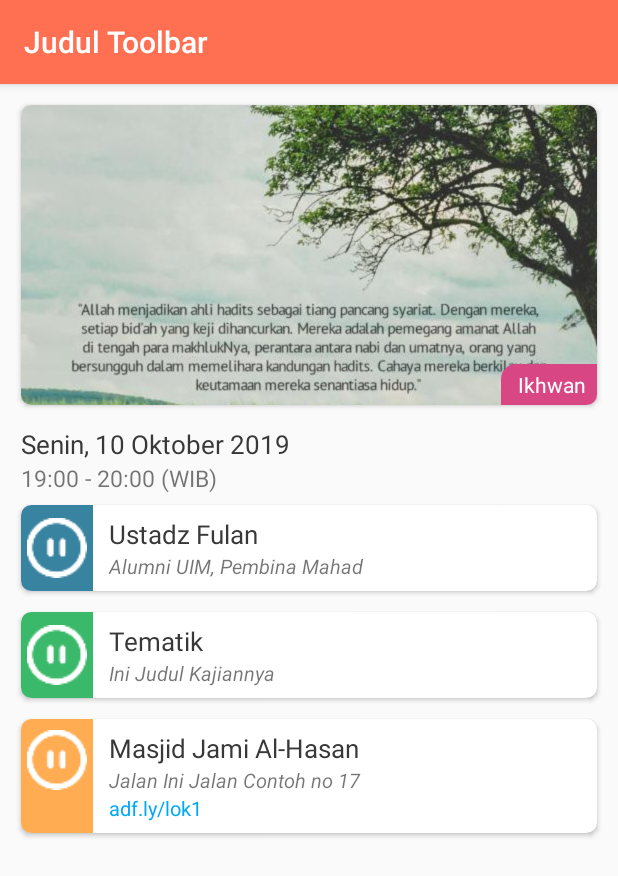
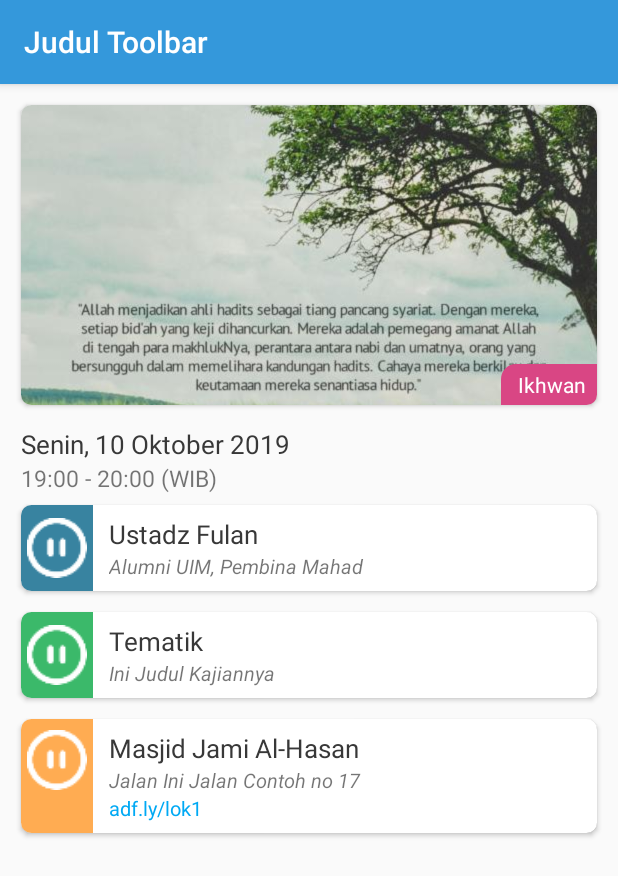
Before and after one commit to alfirqotunnajiyah-com/androidafn, an Android app: the JadwalKajianDetailActivity screen opened directly, with no data from a screen before it, on a phone screen of 412 x 824 dp. Shown: the top 876 px of the screen. Run offline under Robolectric (Android 15) with nearby library versions, the phone set to English and light mode, and no system bars.

Commit message:
Update Color

```diff
--- a/app/src/main/java/com/afn/afnapp/MainActivity.java
+++ b/app/src/main/java/com/afn/afnapp/MainActivity.java
@@ -59,8 +59,8 @@ public class MainActivity extends AppCompatActivity
         drawer = (DrawerLayout) findViewById(R.id.drawer_layout);
         toggle = new ActionBarDrawerToggle(
                 this, drawer, toolbar, R.string.navigation_drawer_open, R.string.navigation_drawer_close);
-        drawer.addDrawerListener(toggle);
-        toggle.syncState();
+        //drawer.addDrawerListener(toggle);
+        //toggle.syncState();
 
         navigationView = (NavigationView) findViewById(R.id.nav_view);
         navigationView.setNavigationItemSelectedListener(this);
--- a/app/src/main/java/com/afn/afnapp/activity/JadwalKajianFeature/JadwalKajianMainActivity.java
+++ b/app/src/main/java/com/afn/afnapp/activity/JadwalKajianFeature/JadwalKajianMainActivity.java
@@ -99,7 +99,7 @@ public class JadwalKajianMainActivity extends AppCompatActivity {
         for (int i = 0; i < 6; i++) {
             JadwalKajianModel l = new JadwalKajianModel();
             if ((i % 2) == 0) {
-                l.setJudulKajian("Jadilah Salafi Sejati");
+                l.setJudulKajian("Tematik");
             } else {
                 l.setJudulKajian("Riyadhus Shalihin");
             }
--- a/app/src/main/java/com/afn/afnapp/fragment/FragmentBeranda.java
+++ b/app/src/main/java/com/afn/afnapp/fragment/FragmentBeranda.java
@@ -3,6 +3,7 @@ package com.afn.afnapp.fragment;
 
 import android.content.Intent;
 import android.net.Uri;
+import android.opengl.Visibility;
 import android.os.Bundle;
 import android.support.v4.app.Fragment;
 import android.view.LayoutInflater;
@@ -25,6 +26,7 @@ import com.daimajia.slider.library.SliderLayout;
 import com.daimajia.slider.library.SliderTypes.BaseSliderView;
 import com.daimajia.slider.library.SliderTypes.TextSliderView;
 import com.github.paolorotolo.expandableheightlistview.ExpandableHeightGridView;
+import com.google.android.gms.common.GooglePlayServicesNotAvailableException;
 
 import java.util.ArrayList;
 import java.util.List;
@@ -197,6 +199,8 @@ public class FragmentBeranda extends Fragment {
 
             slider.addSlider(textSliderView);
         }
+        slider.setCustomIndicator(pagerIndicator);
+//        slider.setIndicatorVisibility(null);
         slider.setDuration(4000);
     }
 }
--- /dev/null
+++ b/app/src/main/res/drawable/rr_bottom.xml
@@ -0,0 +1,6 @@
+<?xml version="1.0" encoding="utf-8"?>
+<shape xmlns:android="http://schemas.android.com/apk/res/android">
+    <solid android:color="@color/colorPrimary"/>
+    <corners android:bottomLeftRadius="700dp"
+        android:bottomRightRadius="700dp"/>
+</shape>
--- a/app/src/main/res/layout/activity_jadwal_kajian_detail.xml
+++ b/app/src/main/res/layout/activity_jadwal_kajian_detail.xml
@@ -8,8 +8,11 @@
     tools:context=".activity.JadwalKajianFeature.JadwalKajianDetailActivity">
 
     <android.support.design.widget.AppBarLayout
+        android:id="@+id/appbar"
         android:layout_width="match_parent"
-        android:layout_height="wrap_content">
+        android:layout_height="?attr/actionBarSize"
+        android:gravity="center"
+        android:theme="@style/AppTheme.AppBarOverlay">
 
         <android.support.v7.widget.Toolbar
             android:id="@+id/toolbar"
--- a/app/src/main/res/layout/activity_jadwal_kajian_main.xml
+++ b/app/src/main/res/layout/activity_jadwal_kajian_main.xml
@@ -9,7 +9,9 @@
     <android.support.design.widget.AppBarLayout
         android:id="@+id/appbar"
         android:layout_width="match_parent"
-        android:layout_height="wrap_content">
+        android:layout_height="?attr/actionBarSize"
+        android:gravity="center"
+        android:theme="@style/AppTheme.AppBarOverlay">
         <android.support.v7.widget.Toolbar
             android:layout_width="match_parent"
             android:layout_height="wrap_content"
--- a/app/src/main/res/values/colors.xml
+++ b/app/src/main/res/values/colors.xml
@@ -4,16 +4,16 @@
     <color name="colorPrimaryDark">#000000</color>
     <color name="colorAccent">#383838</color>-->
 
-    <color name="colorPrimary">#ff7052</color>
-    <color name="colorPrimaryDark">#c63f28</color>
-    <color name="colorAccent">#ffa27f</color>
+    <color name="colorPrimary">#3498db</color>
+    <color name="colorPrimaryDark">#006aa9</color>
+    <color name="colorAccent">#73c9ff</color>
 
     <color name="color1">#0fff2e00</color>
     <color name="color2">#0fff8600</color>
 
-    <color name="tab_1">#ff7052</color>
-    <color name="tab_2">#ff7052</color>
-    <color name="tab_3">#ff7052</color>
+    <color name="tab_1">#3498db</color>
+    <color name="tab_2">#3498db</color>
+    <color name="tab_3">#3498db</color>
 
     <color name="white">#ffffff</color>
     <color name="black">#000000</color>
```
Also changed, not shown: app/src/main/res/layout/app_bar_main.xml (+23 -5 lines), app/src/main/res/layout/fragment_beranda.xml (+20 -7 lines).
